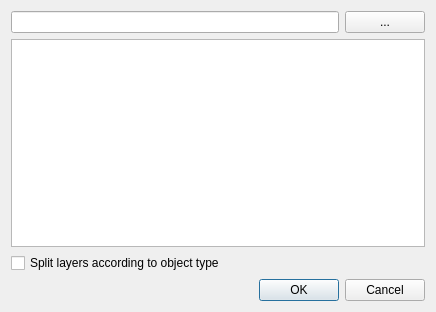
The window that cityjson_loader_dialog_base.ui (cityjson/cityjson-qgis-plugin) describes before a commit, drawn with Qt 5.
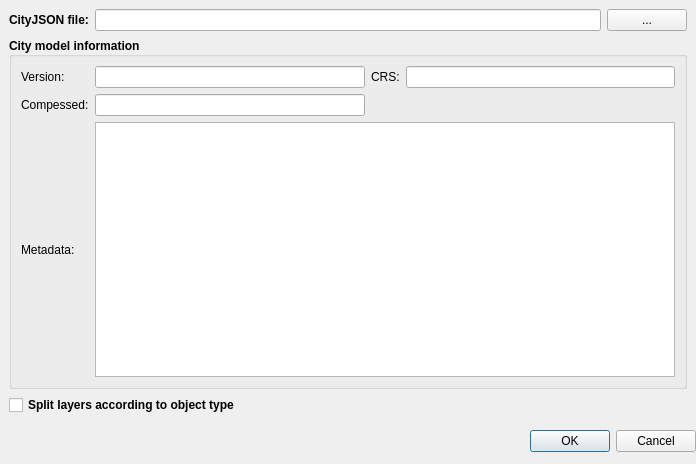
The same window after the commit. Custom widgets are drawn as their Qt base class.

Commit message: Improve CityJSON loading window

Patch:
```diff
--- a/cityjson_loader_dialog_base.ui
+++ b/cityjson_loader_dialog_base.ui
@@ -6,8 +6,8 @@
    <rect>
     <x>0</x>
     <y>0</y>
-    <width>436</width>
-    <height>312</height>
+    <width>696</width>
+    <height>464</height>
    </rect>
   </property>
   <property name="windowTitle">
@@ -16,47 +16,247 @@
   <property name="modal">
    <bool>false</bool>
   </property>
-  <layout class="QVBoxLayout" name="verticalLayout_2">
+  <layout class="QVBoxLayout" name="verticalLayout" stretch="1,0">
+   <property name="leftMargin">
+    <number>0</number>
+   </property>
+   <property name="topMargin">
+    <number>0</number>
+   </property>
+   <property name="rightMargin">
+    <number>0</number>
+   </property>
+   <property name="bottomMargin">
+    <number>12</number>
+   </property>
    <item>
-    <layout class="QVBoxLayout" name="verticalLayout">
-     <item>
-      <layout class="QHBoxLayout" name="horizontalLayout">
+    <widget class="QScrollArea" name="scrollArea">
+     <property name="frameShape">
+      <enum>QFrame::NoFrame</enum>
+     </property>
+     <property name="verticalScrollBarPolicy">
+      <enum>Qt::ScrollBarAlwaysOff</enum>
+     </property>
+     <property name="sizeAdjustPolicy">
+      <enum>QAbstractScrollArea::AdjustToContentsOnFirstShow</enum>
+     </property>
+     <property name="widgetResizable">
+      <bool>true</bool>
+     </property>
+     <widget class="QWidget" name="scrollAreaWidgetContents">
+      <property name="geometry">
+       <rect>
+        <x>0</x>
+        <y>0</y>
+        <width>684</width>
+        <height>412</height>
+       </rect>
+      </property>
+      <layout class="QVBoxLayout" name="verticalLayout_2" stretch="0,1,0">
        <item>
-        <widget class="QLineEdit" name="cityjsonPathLineEdit"/>
+        <layout class="QHBoxLayout" name="horizontalLayout">
+         <item>
+          <widget class="QLabel" name="cityjsonPathLabel">
+           <property name="font">
+            <font>
+             <weight>75</weight>
+             <bold>true</bold>
+            </font>
+           </property>
+           <property name="text">
+            <string>CityJSON file:</string>
+           </property>
+          </widget>
+         </item>
+         <item>
+          <widget class="QLineEdit" name="cityjsonPathLineEdit"/>
+         </item>
+         <item>
+          <widget class="QPushButton" name="browseButton">
+           <property name="font">
+            <font>
+             <weight>50</weight>
+             <bold>false</bold>
+            </font>
+           </property>
+           <property name="text">
+            <string>...</string>
+           </property>
+          </widget>
+         </item>
+        </layout>
        </item>
        <item>
-        <widget class="QPushButton" name="browseButton">
+        <widget class="QgsCollapsibleGroupBox" name="groupBox">
+         <property name="sizePolicy">
+          <sizepolicy hsizetype="Preferred" vsizetype="Minimum">
+           <horstretch>0</horstretch>
+           <verstretch>0</verstretch>
+          </sizepolicy>
+         </property>
+         <property name="font">
+          <font>
+           <weight>75</weight>
+           <bold>true</bold>
+          </font>
+         </property>
+         <property name="title">
+          <string>City model information</string>
+         </property>
+         <property name="alignment">
+          <set>Qt::AlignLeading|Qt::AlignLeft|Qt::AlignVCenter</set>
+         </property>
+         <property name="flat">
+          <bool>false</bool>
+         </property>
+         <property name="checkable">
+          <bool>false</bool>
+         </property>
+         <layout class="QGridLayout" name="gridLayout" rowstretch="0,0,0" columnstretch="0,0,0,0">
+          <property name="verticalSpacing">
+           <number>-1</number>
+          </property>
+          <item row="0" column="1">
+           <widget class="QLineEdit" name="cityjsonVersionLineEdit">
+            <property name="font">
+             <font>
+              <weight>50</weight>
+              <bold>false</bold>
+             </font>
+            </property>
+            <property name="readOnly">
+             <bool>true</bool>
+            </property>
+           </widget>
+          </item>
+          <item row="0" column="2">
+           <widget class="QLabel" name="crsLabel">
+            <property name="font">
+             <font>
+              <weight>50</weight>
+              <bold>false</bold>
+             </font>
+            </property>
+            <property name="text">
+             <string>CRS:</string>
+            </property>
+           </widget>
+          </item>
+          <item row="1" column="0">
+           <widget class="QLabel" name="compressedLabel">
+            <property name="font">
+             <font>
+              <weight>50</weight>
+              <bold>false</bold>
+             </font>
+            </property>
+            <property name="text">
+             <string>Compessed:</string>
+            </property>
+           </widget>
+          </item>
+          <item row="0" column="3">
+           <widget class="QLineEdit" name="crsLineEdit">
+            <property name="font">
+             <font>
+              <weight>50</weight>
+              <bold>false</bold>
+             </font>
+            </property>
+            <property name="readOnly">
+             <bool>true</bool>
+            </property>
+           </widget>
+          </item>
+          <item row="0" column="0">
+           <widget class="QLabel" name="cityjsonVersionLabel">
+            <property name="font">
+             <font>
+              <weight>50</weight>
+              <bold>false</bold>
+             </font>
+            </property>
+            <property name="text">
+             <string>Version:</string>
+            </property>
+           </widget>
+          </item>
+          <item row="1" column="1">
+           <widget class="QLineEdit" name="compressedLineEdit">
+            <property name="font">
+             <font>
+              <weight>50</weight>
+              <bold>false</bold>
+             </font>
+            </property>
+            <property name="readOnly">
+             <bool>true</bool>
+            </property>
+           </widget>
+          </item>
+          <item row="2" column="0">
+           <widget class="QLabel" name="otherLabel">
+            <property name="font">
+             <font>
+              <weight>50</weight>
+              <bold>false</bold>
+             </font>
+            </property>
+            <property name="text">
+             <string>Metadata:</string>
+            </property>
+           </widget>
+          </item>
+          <item row="2" column="1" colspan="3">
+           <widget class="QPlainTextEdit" name="metadataPlainTextEdit">
+            <property name="font">
+             <font>
+              <weight>50</weight>
+              <bold>false</bold>
+             </font>
+            </property>
+           </widget>
+          </item>
+         </layout>
+        </widget>
+       </item>
+       <item>
+        <widget class="QCheckBox" name="splitByTypeCheckBox">
+         <property name="font">
+          <font>
+           <weight>75</weight>
+           <bold>true</bold>
+          </font>
+         </property>
          <property name="text">
-          <string>...</string>
+          <string>Split layers according to object type</string>
          </property>
         </widget>
        </item>
       </layout>
-     </item>
-     <item>
-      <widget class="QPlainTextEdit" name="metadataInfoBox"/>
-     </item>
-     <item>
-      <widget class="QCheckBox" name="splitByTypeCheckBox">
-       <property name="text">
-        <string>Split layers according to object type</string>
-       </property>
-      </widget>
-     </item>
-     <item>
-      <widget class="QDialogButtonBox" name="button_box">
-       <property name="orientation">
-        <enum>Qt::Horizontal</enum>
-       </property>
-       <property name="standardButtons">
-        <set>QDialogButtonBox::Cancel|QDialogButtonBox::Ok</set>
-       </property>
-      </widget>
-     </item>
-    </layout>
+     </widget>
+    </widget>
+   </item>
+   <item>
+    <widget class="QDialogButtonBox" name="button_box">
+     <property name="orientation">
+      <enum>Qt::Horizontal</enum>
+     </property>
+     <property name="standardButtons">
+      <set>QDialogButtonBox::Cancel|QDialogButtonBox::Ok</set>
+     </property>
+    </widget>
    </item>
   </layout>
  </widget>
+ <customwidgets>
+  <customwidget>
+   <class>QgsCollapsibleGroupBox</class>
+   <extends>QGroupBox</extends>
+   <header>qgscollapsiblegroupbox.h</header>
+   <container>1</container>
+  </customwidget>
+ </customwidgets>
  <resources/>
  <connections>
   <connection>
```
The commit also changes 1 other file.
